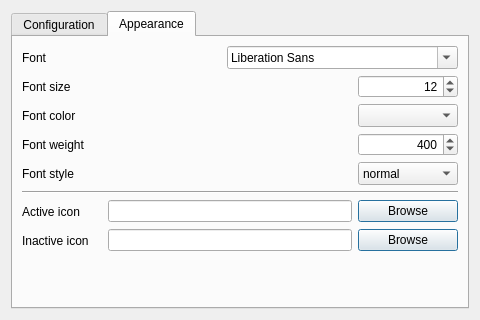
arcan1s/netctl-gui, file sources/plasmoid/configwindow.ui: the form before one commit.
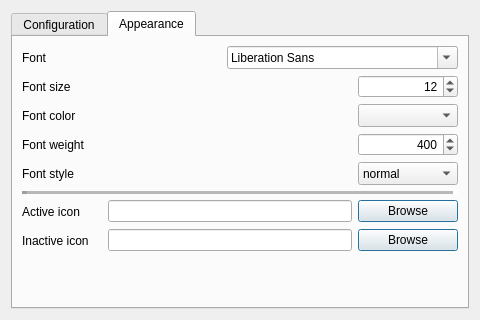
The form after the commit. The open tabs and pages were chosen to show the change. Custom widgets are drawn as their Qt base class.

```diff
--- a/sources/plasmoid/configwindow.ui
+++ b/sources/plasmoid/configwindow.ui
@@ -537,6 +537,12 @@
        </item>
        <item>
         <widget class="Line" name="line_appearance">
+         <property name="lineWidth">
+          <number>5</number>
+         </property>
+         <property name="midLineWidth">
+          <number>5</number>
+         </property>
          <property name="orientation">
           <enum>Qt::Horizontal</enum>
          </property>
```
Left out of the diff: 4 changed lines with no effect on the pictures.
